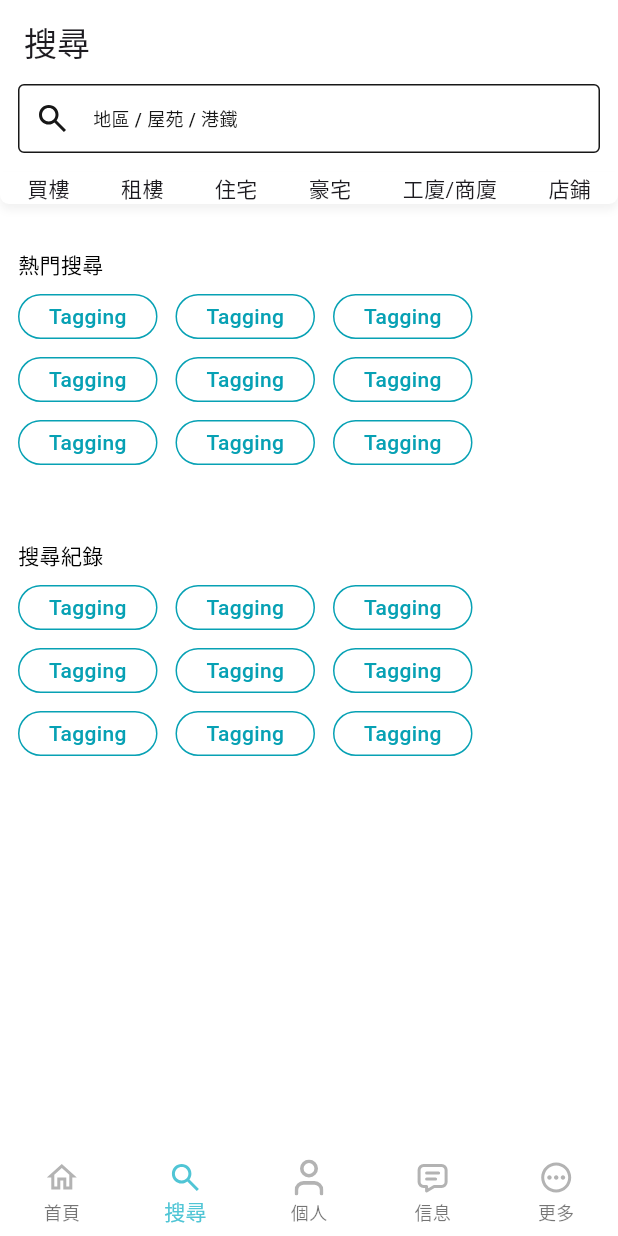
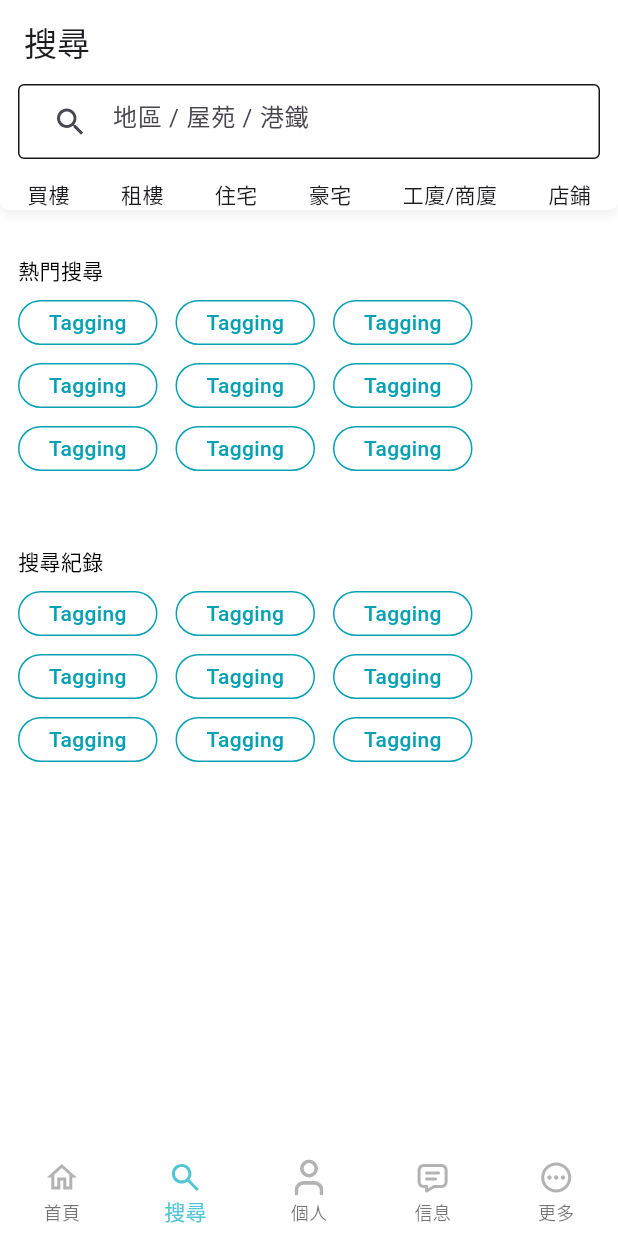
Before and after one commit to datapkt-dev/nova852, a Flutter app: the screen it shows after launch, item 2 of the bottom bar chosen, on a phone screen of 412 x 824 dp. Run offline on Flutter 3.47's test engine with Material 3 defaults, Android fonts, the phone set to English and light mode, and no system bars; our stand-ins replace card_swiper, flutter_svg, scrollable_positioned_list; Roboto replaces fonts that are missing (Noto Sans TC).

Commit message:
[edit] new_index_page search_page

```diff
--- a/lib/pages/search/search_page.dart
+++ b/lib/pages/search/search_page.dart
@@ -26,32 +26,20 @@ class _SearchPageState extends State<SearchPage> {
             padding: EdgeInsets.symmetric(horizontal: 12,),
             child: Container(
               width: double.infinity,
-              padding: EdgeInsets.all(10),
+              padding: EdgeInsets.symmetric(horizontal: 10,),
               decoration: ShapeDecoration(
                 shape: RoundedRectangleBorder(
                   side: BorderSide(width: 1, color: Color(0xFF171717),),
                   borderRadius: BorderRadius.circular(4),
                 ),
               ),
-              child: Row(
-                crossAxisAlignment: CrossAxisAlignment.center,
-                children: [
-                  SvgPicture.asset(
-                    width: 24,
-                    height: 24,
-                    color: Color(0xFF171717),
-                    'assets/icons/bottombar/search.svg',),
-                  SizedBox(width: 15,),
-                  Text(
-                    '地區 / 屋苑 / 港鐵 ',
-                    style: TextStyle(
-                      color: Color(0xFF171717),
-                      fontSize: 12,
-                      fontFamily: 'Noto Sans TC',
-                      fontWeight: FontWeight.w500,
-                    ),
-                  ),
-                ],
+              child: TextField(
+                maxLines: 1,
+                decoration: InputDecoration(
+                  prefixIcon: Icon(Icons.search),
+                  hintText: '地區 / 屋苑 / 港鐵',
+                  border: InputBorder.none,
+                ),
               ),
             ),
           ),
```
Also changed, not shown: lib/pages/index/new_index_page.dart (+48 -7 lines).
